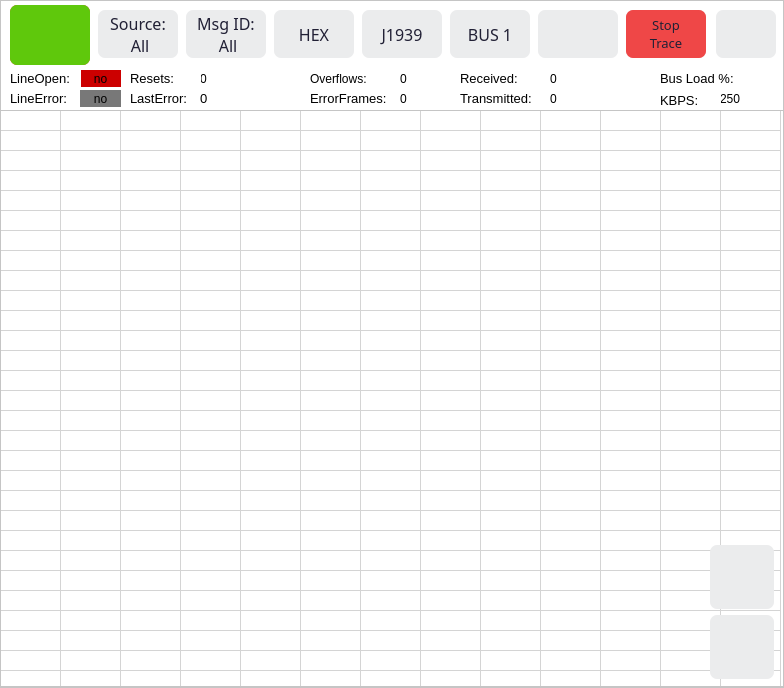
Old version of the form Source/mainwindow.ui in the repository PloegerOxboRick/appA1_CanMonitor.
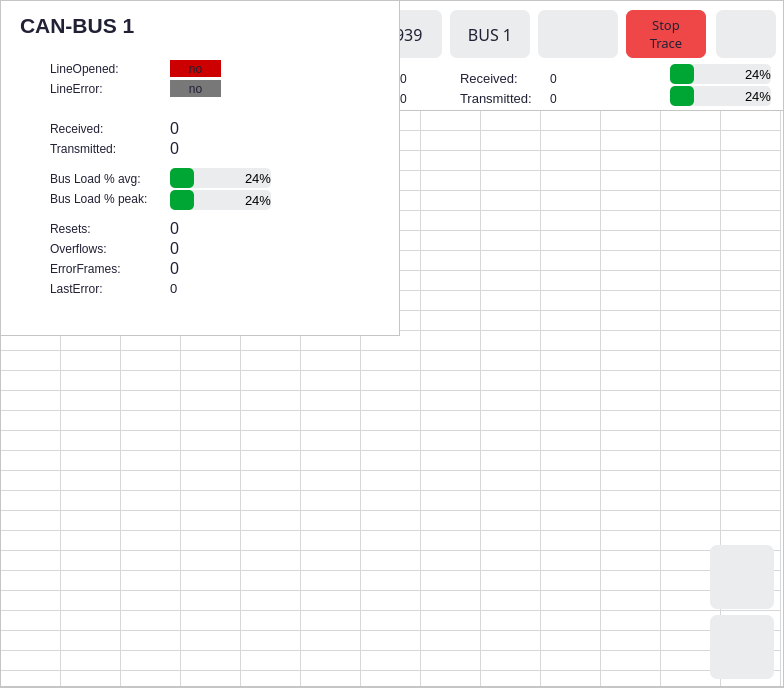
New version of the form. Icons and pictures are not drawn.

Diff of the .ui file:
```diff
--- a/Source/mainwindow.ui
+++ b/Source/mainwindow.ui
@@ -14,8 +14,84 @@
    <string>MainWindow</string>
   </property>
   <property name="styleSheet">
-   <string notr="true">background-color: rgb(250, 248, 246);
-background-color: rgb(255, 255, 255);</string>
+   <string notr="true">QWidget {
+	background-color: white;
+}
+
+
+QPushButton {
+	background-color: rgb(235, 236, 237);
+	font: 12pt bold;
+	border-radius: 7px;
+	border-style: none; 
+	color: rgb( 33, 32, 53 );
+}
+
+QLabel {
+	background: transparent;
+	color: rgb(33,32,53);
+}
+
+
+QTabBar::tab{
+	background-color: rgb(235, 236, 237);
+    color: rgb(34,33,54);
+	font: bold 12pt;
+    border: 0px;
+    height: 64px;
+	width: 133px;
+    padding: 0px 8px;
+    margin: 0 0 19px 0px;
+    border-left: 1px solid rgb(213,215,217);
+}
+
+QTabBar::tab:selected {
+	background-color: rgb(213,215,217);
+	color: rgb(34,33,54);
+}
+
+
+QSlider::groove:horizontal {
+	background-color: rgb(33,32,53);
+	background-color: rgb(53,53,72);
+	background-color: rgb(213,215,217);
+    height:  6px;
+    rounding: 3px;
+    margin: 0px;
+}
+
+QSlider::handle:horizontal {
+    background-color: white;    
+	border-color: rgb(153,53,72);
+	border-color: rgb(85, 255, 127);
+	border-radius: 7px;
+    border: 2px solid;
+    height: 12px;
+    width: 12px;
+    margin: -5px 0px;
+}
+
+QTableWidget {
+	color: rgb(33,32,53);
+	font: 10pt;
+	gridline-color: rgb(213,215,217);
+}
+
+QProgressBar {
+	background-color: #EBECED;
+	color: black;
+	font: 10pt;
+	text-align: right;
+	border-style: none;
+    border-radius: 5px;
+}
+
+QProgressBar::chunk {
+	background-color: #00A633;
+	border-radius: 5px;
+}
+
+</string>
   </property>
   <widget class="QWidget" name="centralWidget">
    <widget class="QFrame" name="frameMaximized">
@@ -28,7 +104,7 @@
      </rect>
     </property>
     <property name="styleSheet">
-     <string notr="true">background: white;</string>
+     <string notr="true"/>
     </property>
     <property name="frameShape">
      <enum>QFrame::StyledPanel</enum>
@@ -46,18 +122,14 @@
       </rect>
      </property>
      <property name="styleSheet">
-      <string notr="true">background-color: rgb(235, 236, 237);
-font: 12pt bold;
-border-radius: 7px;
-border-style: none; 
-color: rgb( 33, 32, 53 );</string>
+      <string notr="true"/>
      </property>
      <property name="text">
       <string/>
      </property>
      <property name="icon">
       <iconset resource="../Data/Images/images.qrc">
-       <normaloff>:/resetB.png</normaloff>:/resetB.png</iconset>
+       <normaloff>:/resetDB.png</normaloff>:/resetDB.png</iconset>
      </property>
      <property name="iconSize">
       <size>
@@ -92,18 +164,14 @@
       </rect>
      </property>
      <property name="styleSheet">
-      <string notr="true">background-color: rgb(235, 236, 237);
-font: 12pt bold;
-border-radius: 7px;
-border-style: none; 
-color: rgb( 33, 32, 53 );</string>
+      <string notr="true"/>
      </property>
      <property name="text">
       <string/>
      </property>
      <property name="icon">
       <iconset resource="../Data/Images/images.qrc">
-       <normaloff>:/but_DownB.png</normaloff>:/but_DownB.png</iconset>
+       <normaloff>:/but_DownDB.png</normaloff>:/but_DownDB.png</iconset>
      </property>
      <property name="iconSize">
       <size>
@@ -147,19 +215,6 @@
       <set>Qt::AlignCenter</set>
      </property>
     </widget>
-    <widget class="QLabel" name="lblBitrate">
-     <property name="geometry">
-      <rect>
-       <x>720</x>
-       <y>90</y>
-       <width>41</width>
-       <height>17</height>
-      </rect>
-     </property>
-     <property name="text">
-      <string>250</string>
-     </property>
-    </widget>
     <widget class="QLabel" name="lblResetCnt">
      <property name="geometry">
       <rect>
@@ -225,11 +280,7 @@
       </rect>
      </property>
      <property name="styleSheet">
-      <string notr="true">background-color: rgb(235, 236, 237);
-font: 12pt bold;
-border-radius: 7px;
-border-style: none; 
-color: rgb( 33, 32, 53 );</string>
+      <string notr="true"/>
      </property>
      <property name="text">
       <string>Msg ID:
@@ -246,8 +297,7 @@
       </rect>
      </property>
      <property name="styleSheet">
-      <string notr="true">color: black;
-font: 10pt;</string>
+      <string notr="true"/>
      </property>
      <property name="verticalScrollBarPolicy">
       <enum>Qt::ScrollBarAlwaysOff</enum>
@@ -410,6 +460,11 @@
        <string>B8</string>
       </property>
      </column>
+     <item row="0" column="0">
+      <property name="text">
+       <string>1234</string>
+      </property>
+     </item>
     </widget>
     <widget class="QLabel" name="label_3">
      <property name="geometry">
@@ -443,22 +498,6 @@
       <string>LineOpen:</string>
      </property>
     </widget>
-    <widget class="QLabel" name="label_8">
-     <property name="geometry">
-      <rect>
-       <x>660</x>
-       <y>90</y>
-       <width>61</width>
-       <height>20</height>
-      </rect>
-     </property>
-     <property name="styleSheet">
-      <string notr="true">font: 10pt;</string>
-     </property>
-     <property name="text">
-      <string>KBPS:</string>
-     </property>
-    </widget>
     <widget class="QPushButton" name="btnPaused">
      <property name="geometry">
       <rect>
@@ -482,7 +521,7 @@
      </property>
      <property name="icon">
       <iconset resource="../Data/Images/images.qrc">
-       <normaloff>:/but_PauseB.png</normaloff>:/but_PauseB.png</iconset>
+       <normaloff>:/pauseCircle64DB.png</normaloff>:/pauseCircle64DB.png</iconset>
      </property>
      <property name="iconSize">
       <size>
@@ -501,11 +540,8 @@
       </rect>
      </property>
      <property name="styleSheet">
-      <string notr="true">background-color: rgb(235, 236, 237);
-font: 10pt bold;
-border-radius: 7px;
-border-style: none; 
-color: rgb( 33, 32, 53 );</string>
+      <string notr="true">font: 10pt bold;
+</string>
      </property>
      <property name="text">
       <string>Start
@@ -513,7 +549,7 @@
      </property>
      <property name="icon">
       <iconset resource="../Data/Images/images.qrc">
-       <normaloff>:/UsbDevice64B.png</normaloff>:/UsbDevice64B.png</iconset>
+       <normaloff>:/UsbDevice64DB.png</normaloff>:/UsbDevice64DB.png</iconset>
      </property>
      <property name="iconSize">
       <size>
@@ -545,7 +581,7 @@
      </property>
      <property name="icon">
       <iconset resource="../Data/Images/images.qrc">
-       <normaloff>:/but_PlayB.png</normaloff>:/but_PlayB.png</iconset>
+       <normaloff>:/playCircle64DB.png</normaloff>:/playCircle64DB.png</iconset>
      </property>
      <property name="iconSize">
       <size>
@@ -577,11 +613,7 @@
       </rect>
      </property>
      <property name="styleSheet">
-      <string notr="true">background-color: rgb(235, 236, 237);
-font: 12pt bold;
-border-radius: 7px;
-border-style: none; 
-color: rgb( 33, 32, 53 );</string>
+      <string notr="true"/>
      </property>
      <property name="text">
       <string>Source:
@@ -617,22 +649,6 @@
       <string>Transmitted:</string>
      </property>
     </widget>
-    <widget class="QLabel" name="label_9">
-     <property name="geometry">
-      <rect>
-       <x>660</x>
-       <y>70</y>
-       <width>91</width>
-       <height>17</height>
-      </rect>
-     </property>
-     <property name="styleSheet">
-      <string notr="true">font: 10pt;</string>
-     </property>
-     <property name="text">
-      <string>Bus Load %:</string>
-     </property>
-    </widget>
     <widget class="QPushButton" name="btnScrollUp">
      <property name="geometry">
       <rect>
@@ -643,18 +659,14 @@
       </rect>
      </property>
      <property name="styleSheet">
-      <string notr="true">background-color: rgb(235, 236, 237);
-font: 12pt bold;
-border-radius: 7px;
-border-style: none; 
-color: rgb( 33, 32, 53 );</string>
+      <string notr="true"/>
      </property>
      <property name="text">
       <string/>
      </property>
      <property name="icon">
       <iconset resource="../Data/Images/images.qrc">
-       <normaloff>:/but_UpB.png</normaloff>:/but_UpB.png</iconset>
+       <normaloff>:/but_UpDB.png</normaloff>:/but_UpDB.png</iconset>
      </property>
      <property name="iconSize">
       <size>
@@ -705,12 +717,7 @@
       </rect>
      </property>
      <property name="styleSheet">
-      <string notr="true">background-color: rgb(235, 236, 237);
-font: 10pt bold;
-border-radius: 7px;
-border-style: none; 
-color: rgb( 33, 32, 53 );
-
+      <string notr="true">font: 10pt bold;
 background-color: rgb(239, 71, 71);</string>
      </property>
      <property name="text">
@@ -719,7 +726,7 @@
      </property>
      <property name="icon">
       <iconset resource="../Data/Images/images.qrc">
-       <normaloff>:/UsbDevice64B.png</normaloff>:/UsbDevice64B.png</iconset>
+       <normaloff>:/UsbDevice64DB.png</normaloff>:/UsbDevice64DB.png</iconset>
      </property>
      <property name="iconSize">
       <size>
@@ -751,11 +758,7 @@
       </rect>
      </property>
      <property name="styleSheet">
-      <string notr="true">background-color: rgb(235, 236, 237);
-font: 12pt bold;
-border-radius: 7px;
-border-style: none; 
-color: rgb( 33, 32, 53 );</string>
+      <string notr="true"/>
      </property>
      <property name="text">
       <string>HEX</string>
@@ -771,11 +774,7 @@
       </rect>
      </property>
      <property name="styleSheet">
-      <string notr="true">background-color: rgb(235, 236, 237);
-font: 12pt bold;
-border-radius: 7px;
-border-style: none; 
-color: rgb( 33, 32, 53 );</string>
+      <string notr="true"/>
      </property>
      <property name="text">
       <string>J1939</string>
@@ -810,11 +809,7 @@
       </rect>
      </property>
      <property name="styleSheet">
-      <string notr="true">background-color: rgb(235, 236, 237);
-font: 12pt bold;
-border-radius: 7px;
-border-style: none; 
-color: rgb( 33, 32, 53 );</string>
+      <string notr="true"/>
      </property>
      <property name="text">
       <string>BUS 1</string>
@@ -830,18 +825,14 @@
       </rect>
      </property>
      <property name="styleSheet">
-      <string notr="true">background-color: rgb(235, 236, 237);
-font: 12pt bold;
-border-radius: 7px;
-border-style: none; 
-color: rgb( 33, 32, 53 );</string>
+      <string notr="true"/>
      </property>
      <property name="text">
       <string/>
      </property>
      <property name="icon">
       <iconset resource="../Data/Images/images.qrc">
-       <normaloff>:/abortCrossThin64B.png</normaloff>:/abortCrossThin64B.png</iconset>
+       <normaloff>:/abortCrossThin64DB.png</normaloff>:/abortCrossThin64DB.png</iconset>
      </property>
      <property name="iconSize">
       <size>
@@ -850,11 +841,42 @@
       </size>
      </property>
     </widget>
+    <widget class="QProgressBar" name="barBusLoadAvg_2">
+     <property name="geometry">
+      <rect>
+       <x>670</x>
+       <y>64</y>
+       <width>101</width>
+       <height>20</height>
+      </rect>
+     </property>
+     <property name="styleSheet">
+      <string notr="true"/>
+     </property>
+     <property name="value">
+      <number>24</number>
+     </property>
+    </widget>
+    <widget class="QProgressBar" name="barBusLoadPeak_2">
+     <property name="geometry">
+      <rect>
+       <x>670</x>
+       <y>86</y>
+       <width>101</width>
+       <height>20</height>
+      </rect>
+     </property>
+     <property name="styleSheet">
+      <string notr="true"/>
+     </property>
+     <property name="value">
+      <number>24</number>
+     </property>
+    </widget>
     <zorder>btnClear</zorder>
     <zorder>label_2</zorder>
     <zorder>label_5</zorder>
     <zorder>lblLineOpened</zorder>
-    <zorder>lblBitrate</zorder>
     <zorder>lblResetCnt</zorder>
     <zorder>label_7</zorder>
     <zorder>label_4</zorder>
@@ -862,7 +884,6 @@
     <zorder>tableWidget</zorder>
     <zorder>label_3</zorder>
     <zorder>label</zorder>
-    <zorder>label_8</zorder>
     <zorder>btnPaused</zorder>
     <zorder>btnStartTrace</zorder>
     <zorder>btnRecording</zorder>
@@ -870,7 +891,6 @@
     <zorder>btnFltrSrc</zorder>
     <zorder>lblRxCount</zorder>
     <zorder>label_6</zorder>
-    <zorder>label_9</zorder>
     <zorder>btnScrollUp</zorder>
     <zorder>lblLastErrCode</zorder>
     <zorder>label_10</zorder>
@@ -883,6 +903,8 @@
     <zorder>btnScrollDn</zorder>
     <zorder>lblOverflowCnt</zorder>
     <zorder>btnMinimize</zorder>
+    <zorder>barBusLoadAvg_2</zorder>
+    <zorder>barBusLoadPeak_2</zorder>
    </widget>
    <widget class="QFrame" name="frameMinimized">
     <property name="geometry">
@@ -894,8 +916,7 @@
      </rect>
     </property>
     <property name="styleSheet">
-     <string notr="true">background-color: white;
-font: 12pt;</string>
+     <string notr="true"/>
     </property>
     <property name="frameShape">
      <enum>QFrame::StyledPanel</enum>
@@ -912,6 +933,9 @@
        <height>17</height>
       </rect>
      </property>
+     <property name="styleSheet">
+      <string notr="true">font: 12pt;</string>
+     </property>
      <property name="text">
       <string>0</string>
      </property>
@@ -919,14 +943,14 @@
     <widget class="QLabel" name="label_11">
      <property name="geometry">
       <rect>
-       <x>60</x>
-       <y>160</y>
-       <width>91</width>
+       <x>50</x>
+       <y>170</y>
+       <width>110</width>
        <height>17</height>
       </rect>
      </property>
      <property name="text">
-      <string>Bus Load %:</string>
+      <string>Bus Load % avg:</string>
      </property>
     </widget>
     <widget class="QLabel" name="lblRxCount_2">
@@ -938,6 +962,9 @@
        <height>17</height>
       </rect>
      </property>
+     <property name="styleSheet">
+      <string notr="true">font: 12pt;</string>
+     </property>
      <property name="text">
       <string>0</string>
      </property>
@@ -945,9 +972,9 @@
     <widget class="QLabel" name="label_12">
      <property name="geometry">
       <rect>
-       <x>60</x>
+       <x>50</x>
        <y>80</y>
-       <width>71</width>
+       <width>110</width>
        <height>17</height>
       </rect>
      </property>
@@ -958,9 +985,9 @@
     <widget class="QLabel" name="label_13">
      <property name="geometry">
       <rect>
-       <x>60</x>
-       <y>240</y>
-       <width>101</width>
+       <x>50</x>
+       <y>260</y>
+       <width>110</width>
        <height>17</height>
       </rect>
      </property>
@@ -990,9 +1017,9 @@
     <widget class="QLabel" name="label_14">
      <property name="geometry">
       <rect>
-       <x>60</x>
-       <y>200</y>
-       <width>71</width>
+       <x>50</x>
+       <y>220</y>
+       <width>110</width>
        <height>17</height>
       </rect>
      </property>
@@ -1004,11 +1031,14 @@
      <property name="geometry">
       <rect>
        <x>170</x>
-       <y>220</y>
+       <y>240</y>
        <width>51</width>
        <height>17</height>
       </rect>
      </property>
+     <property name="styleSheet">
+      <string notr="true">font: 12pt;</string>
+     </property>
      <property name="text">
       <string>0</string>
      </property>
@@ -1017,11 +1047,14 @@
      <property name="geometry">
       <rect>
        <x>170</x>
-       <y>240</y>
+       <y>260</y>
        <width>51</width>
        <height>17</height>
       </rect>
      </property>
+     <property name="styleSheet">
+      <string notr="true">font: 12pt;</string>
+     </property>
      <property name="text">
       <string>0</string>
      </property>
@@ -1030,7 +1063,7 @@
      <property name="geometry">
       <rect>
        <x>170</x>
-       <y>260</y>
+       <y>280</y>
        <width>211</width>
        <height>17</height>
       </rect>
@@ -1065,11 +1098,14 @@
      <property name="geometry">
       <rect>
        <x>170</x>
-       <y>200</y>
+       <y>220</y>
        <width>51</width>
        <height>17</height>
       </rect>
      </property>
+     <property name="styleSheet">
+      <string notr="true">font: 12pt;</string>
+     </property>
      <property name="text">
       <string>0</string>
      </property>
@@ -1077,14 +1113,14 @@
     <widget class="QLabel" name="label_16">
      <property name="geometry">
       <rect>
-       <x>60</x>
+       <x>50</x>
        <y>60</y>
-       <width>91</width>
+       <width>110</width>
        <height>17</height>
       </rect>
      </property>
      <property name="styleSheet">
-      <string notr="true">font: 12pt;</string>
+      <string notr="true"/>
      </property>
      <property name="text">
       <string>LineOpened:</string>
@@ -1093,9 +1129,9 @@
     <widget class="QLabel" name="label_17">
      <property name="geometry">
       <rect>
-       <x>60</x>
-       <y>220</y>
-       <width>101</width>
+       <x>50</x>
+       <y>240</y>
+       <width>110</width>
        <height>17</height>
       </rect>
      </property>
@@ -1106,9 +1142,9 @@
     <widget class="QLabel" name="label_18">
      <property name="geometry">
       <rect>
-       <x>60</x>
+       <x>50</x>
        <y>140</y>
-       <width>91</width>
+       <width>110</width>
        <height>17</height>
       </rect>
      </property>
@@ -1119,9 +1155,9 @@
     <widget class="QLabel" name="label_19">
      <property name="geometry">
       <rect>
-       <x>60</x>
-       <y>260</y>
-       <width>81</width>
+       <x>50</x>
+       <y>280</y>
+       <width>110</width>
        <height>17</height>
       </rect>
      </property>
@@ -1132,9 +1168,9 @@
     <widget class="QLabel" name="label_20">
      <property name="geometry">
       <rect>
-       <x>60</x>
+       <x>50</x>
        <y>120</y>
-       <width>91</width>
+       <width>110</width>
        <height>17</height>
       </rect>
      </property>
@@ -1158,9 +1194,74 @@
       <string>CAN-BUS 1</string>
      </property>
     </widget>
+    <widget class="QLabel" name="imgIcon">
+     <property name="geometry">
+      <rect>
+       <x>290</x>
+       <y>10</y>
+       <width>96</width>
+       <height>96</height>
+      </rect>
+     </property>
+     <property name="styleSheet">
+      <string notr="true">font: 12pt;</string>
+     </property>
+     <property name="text">
+      <string/>
+     </property>
+     <property name="pixmap">
+      <pixmap resource="../Data/Images/images.qrc">:/canBusDB.png</pixmap>
+     </property>
+     <property name="scaledContents">
+      <bool>false</bool>
+     </property>
+    </widget>
+    <widget class="QProgressBar" name="barBusLoadAvg">
+     <property name="geometry">
+      <rect>
+       <x>170</x>
+       <y>168</y>
+       <width>101</width>
+       <height>20</height>
+      </rect>
+     </property>
+     <property name="styleSheet">
+      <string notr="true"/>
+     </property>
+     <property name="value">
+      <number>24</number>
+     </property>
+    </widget>
+    <widget class="QProgressBar" name="barBusLoadPeak">
+     <property name="geometry">
+      <rect>
+       <x>170</x>
+       <y>190</y>
+       <width>101</width>
+       <height>20</height>
+      </rect>
+     </property>
+     <property name="styleSheet">
+      <string notr="true"/>
+     </property>
+     <property name="value">
+      <number>24</number>
+     </property>
+    </widget>
+    <widget class="QLabel" name="label_15">
+     <property name="geometry">
+      <rect>
+       <x>50</x>
+       <y>190</y>
+       <width>110</width>
+       <height>17</height>
+      </rect>
+     </property>
+     <property name="text">
+      <string>Bus Load % peak:</string>
+     </property>
+    </widget>
    </widget>
-   <zorder>frameMinimized</zorder>
-   <zorder>frameMaximized</zorder>
   </widget>
  </widget>
  <layoutdefault spacing="6" margin="11"/>
```
